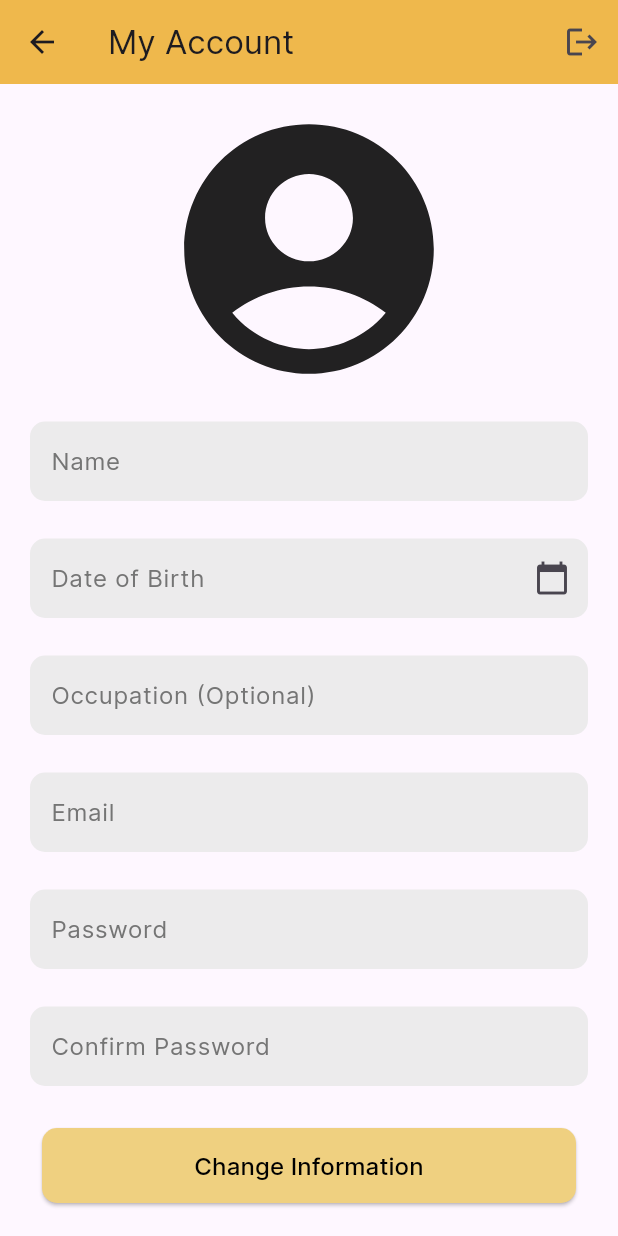
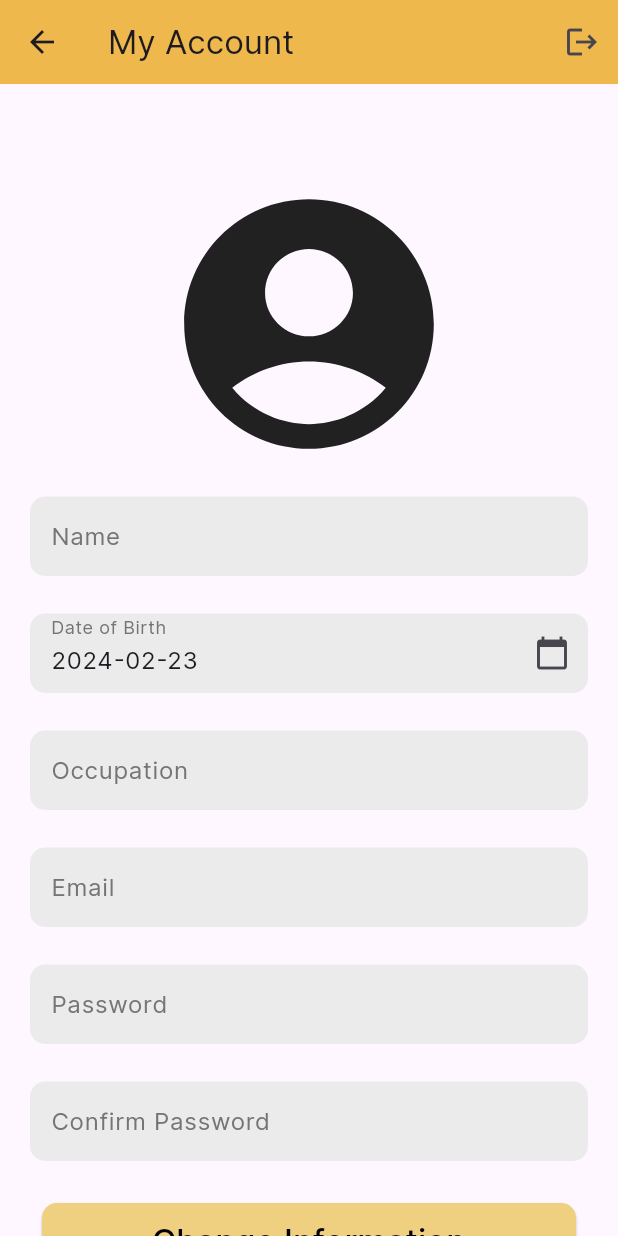
Before and after one commit to JokerZ75/Elaros-OH, a Flutter app: the screen it shows once a user with an empty profile is signed in, after a tap on the "account circle" icon, on a phone screen of 412 x 824 dp. Run offline on Flutter 3.47's test engine with Material 3 defaults, Android fonts, the phone set to English and light mode, and no system bars; our stand-ins replace cloud_firestore, firebase_auth, firebase_core, fl_chart, flutter_map, latlong2; missing offline and left inert: choice, syncfusion_flutter_maps; accounts and stored records are empty.

Commit message:
Updated account page

```diff
--- /dev/null
+++ b/occupational_health/lib/model/user.dart
@@ -0,0 +1,42 @@
+import 'package:cloud_firestore/cloud_firestore.dart';
+
+class MyUser {
+  final String uid;
+  final String email;
+  final String name;
+  final String? occupation;
+  final DateTime dateOfBirth;
+  final Timestamp timestamp;
+
+  MyUser({
+    required this.uid,
+    required this.email,
+    required this.name,
+    required this.occupation,
+    required this.dateOfBirth,
+    required this.timestamp,
+  });
+
+  Map<String, dynamic> toMap() {
+    return {
+      'uid': uid,
+      'email': email,
+      'name': name,
+      'occupation': occupation,
+      'dateOfBirth': dateOfBirth,
+      'timestamp': timestamp
+    };
+  }
+
+  factory MyUser.fromMap(Map<String, dynamic> map) {
+    return MyUser(
+      uid: map['uid'],
+      email: map['email'],
+      name: map['name'],
+      occupation: map['occupation'],
+      dateOfBirth: map['dateOfBirth'].toDate(),
+      timestamp: map['timestamp'],
+    );
+  }
+
+}
--- a/occupational_health/lib/pages/my_account_page.dart
+++ b/occupational_health/lib/pages/my_account_page.dart
@@ -1,11 +1,21 @@
-// ignore_for_file: prefer_const_literals_to_create_immutables, prefer_const_constructors
-
+import "package:cloud_firestore/cloud_firestore.dart";
+import "package:firebase_auth/firebase_auth.dart";
 import "package:flutter/material.dart";
 import "package:occupational_health/components/my_date_picker.dart";
 import "package:occupational_health/components/my_submit_button.dart";
 import "package:occupational_health/components/my_text_form_field.dart";
 import "package:occupational_health/services/Auth/auth_service.dart";
-//import "package:occupational_health/components/my_text_form_field.dart";
+import 'package:provider/provider.dart';
+
+String name = "";
+String dateOfBirth = "";
+String? occupation = "";
+String email = "";
+String password = "";
+String confirm = "";
+
+
+
 
 class MyAccountPage extends StatefulWidget {
   const MyAccountPage({Key? key}) : super(key: key);
@@ -13,6 +23,15 @@ class MyAccountPage extends StatefulWidget {
   @override
   State<StatefulWidget> createState() => _MyAccountPageState();
 }
+
+// Text Controllers
+ final TextEditingController nameController = TextEditingController();
+ final TextEditingController emailController = TextEditingController();
+ final TextEditingController dateOfBirthController = TextEditingController();
+ final TextEditingController occupationController = TextEditingController();
+ final TextEditingController passwordController = TextEditingController();
+ final TextEditingController confirmPasswordController = TextEditingController();
+ final TextEditingController _reloadController = TextEditingController();
 
 class _MyAccountPageState extends State<MyAccountPage> {
   void signOut() async {
@@ -25,13 +44,72 @@ class _MyAccountPageState extends State<MyAccountPage> {
     }
   }
 
-  // Text Controllers
-  final nameController = TextEditingController();
-  final dateOfBirthController = TextEditingController();
-  final occupationController = TextEditingController();
-  final emailController = TextEditingController();
-  final passwordController = TextEditingController();
-  final confirmPasswordController = TextEditingController();
+  bool checked = false;
+  final _formKey = GlobalKey<FormState>();
+
+  void sendInfo() async {
+    if (!checked) {
+      ScaffoldMessenger.of(context)
+          .showSnackBar(const SnackBar(content: Text("Please send")));
+    }
+
+    //Get Auth Service
+
+    final authService = Provider.of<AuthService>(context, listen: false);
+    DateTime dateOfBirth;
+    String date = dateOfBirthController.text.toString();
+    String formattedDate = date.substring(0, 20);
+    try {
+      dateOfBirth = DateTime.parse(formattedDate);
+    } catch (e) {
+      ScaffoldMessenger.of(context).showSnackBar(
+          SnackBar(content: Text("$e Please enter a valid date.")));
+      return;
+    }
+    ScaffoldMessenger.of(context)
+        .showSnackBar(SnackBar(content: Text(dateOfBirth.toString())));
+    try {
+      await authService.updateAccount(
+          emailController.text,
+          passwordController.text,
+          dateOfBirth,
+          occupationController.text,
+          nameController.text);
+    } catch (e) {
+      ScaffoldMessenger.of(context)
+          .showSnackBar(SnackBar(content: Text(e.toString())));
+    }
+  }
+
+  @override
+  void initState() {
+    // TODO: implement initState
+    super.initState();
+    setState(() {
+      AuthService _auth = AuthService();
+      _auth.getUserData().then((user) => {
+        nameController.text = user.name,
+        emailController.text = user.email,
+        dateOfBirthController.text = user.dateOfBirth.toString().substring(0,10),
+        occupationController.text = user.occupation ?? ""
+      });
+    });
+  }
+
+  //reload
+//   void reload() async {
+//     int s = int.parse(_reloadController.text); // define this hear
+//     await FirebaseFirestore.instance
+//         .collection("users")
+//         .doc(widget.)
+//         .update({"":  + s});
+
+//     setState(() {});
+// }
+
+  // void setControllers() async {
+
+  // }
 
   @override
   Widget build(BuildContext context) {
@@ -56,11 +134,16 @@ class _MyAccountPageState extends State<MyAccountPage> {
                 const EdgeInsets.symmetric(horizontal: 20.0, vertical: 10.0),
             child: Column(
               children: [
+                const SizedBox(height: 50),
                 Icon(
                   Icons.account_circle_rounded,
                   size: 200,
                 ),
                 const SizedBox(height: 15),
+                Form(
+                  key: _formKey,
+                  child: Column(
+                    children: <Widget>[
                       //name
                       MyTextFormField(
                           controller: nameController,
@@ -88,12 +171,12 @@ class _MyAccountPageState extends State<MyAccountPage> {
                       //occupation
                       MyTextFormField(
                           controller: occupationController,
-                    labelText: "Occupation (Optional)",
+                          labelText: "Occupation",
                           keyboardType: TextInputType.text,
                           obscureText: false,
                           validator: (value) {
                             if (value != occupationController.text) {
-                        return 'Please enter your occupation';
+                              return '';
                             }
                             return null;
                           }),
@@ -108,7 +191,7 @@ class _MyAccountPageState extends State<MyAccountPage> {
                           obscureText: false,
                           validator: (value) {
                             if (value == null || value.isEmpty) {
-                        return "Please enter some text";
+                              return "Please enter your email";
                             }
                             return null;
                           }),
@@ -123,7 +206,7 @@ class _MyAccountPageState extends State<MyAccountPage> {
                           obscureText: true,
                           validator: (value) {
                             if (value == null || value.isEmpty) {
-                        return "Please enter some text";
+                              return null;
                             }
                             return null;
                           }),
@@ -131,7 +214,6 @@ class _MyAccountPageState extends State<MyAccountPage> {
                       const SizedBox(height: 25),
 
                       //confirm password
-
                       MyTextFormField(
                           controller: confirmPasswordController,
                           labelText: "Confirm Password",
@@ -143,24 +225,39 @@ class _MyAccountPageState extends State<MyAccountPage> {
                             }
                             return null;
                           }),
-
+                    ],
+                  ),
+                ),
                 const SizedBox(height: 20),
                 Padding(
                   padding: const EdgeInsets.all(8),
-                    child: Expanded(
                   child: MySubmitButton(
+                    onPressed: () {
+                      if (_formKey.currentState!.validate()) {
+                        final snackBar = SnackBar(
+                          backgroundColor: const Color(0xFFEFD080),
+                          content: Container(
+                            height: 50,
+                            child: const Text(
+                              'An email has been sent to confirm your changes.',
+                              style: TextStyle(
+                                color: Colors.black,
+                              ),
+                            ),
+                          ),
+                          action: SnackBarAction(
+                            textColor: Colors.black,
+                            label: 'Close',
                             onPressed: () {},
-                      minWidth: 10,
-                      textSize: 16,
+                          ),
+                        );
+
+                        ScaffoldMessenger.of(context).showSnackBar(snackBar);
+                      }
+                    },
                     text: "Change Information",
-                    ))),
-
-                // ElevatedButton(
-                //   onPressed: (){
-                //     print ('An email has been sent to confirm your changes...');
-                //   },
-                //   child: Text("Change Information"),
-                //   ),
+                  ),
+                ),
               ],
             ),
           ),
--- a/occupational_health/lib/services/Auth/auth_service.dart
+++ b/occupational_health/lib/services/Auth/auth_service.dart
@@ -1,6 +1,7 @@
 import 'package:cloud_firestore/cloud_firestore.dart';
 import 'package:firebase_auth/firebase_auth.dart';
 import 'package:flutter/material.dart';
+import 'package:occupational_health/model/user.dart';
 
 class AuthService extends ChangeNotifier {
   // instance of FirebaseAuth
@@ -27,6 +28,26 @@ class AuthService extends ChangeNotifier {
       throw Exception(e);
     }
   } // signInWithEmailAndPassword
+
+  // Update Info
+
+  Future<void> updateAccount(String? email, String? password,
+      DateTime? dateOfBirth, String? occupation, String? name) async {
+    final FirebaseAuth _auth = FirebaseAuth.instance;
+    final FirebaseFirestore _firestore = FirebaseFirestore.instance;
+
+    try {
+      _firestore.collection('users').doc(_auth.currentUser!.uid).set({
+        'email': email,
+        'name': name,
+        'dateOfBirth': dateOfBirth,
+        'occupation': occupation,
+        'password': password,
+      }, SetOptions(merge: true));
+    } catch (e) {
+      throw Exception(e);
+    }
+  }
 
   // sign out
   Future<void> signOut() async {
@@ -63,4 +84,23 @@ class AuthService extends ChangeNotifier {
       throw Exception(e);
     }
   } // registerWithEmailAndPassword
+
+  // Get User Info
+  Future<MyUser> getUserData() async {
+    DocumentSnapshot userData;
+    try {
+      userData = await _firestore
+          .collection("users")
+          .doc(_auth.currentUser!.uid)
+          .get();
+    } catch (e) {
+      print(e);
+      MyUser empty = MyUser(uid: "", email: "error", name: "error", occupation: "error", dateOfBirth: DateTime(2022), timestamp: Timestamp.now());
+      return empty;
+    }
+
+    // Convert to map
+    MyUser  user = MyUser.fromMap(userData.data() as Map<String, dynamic>);
+    return user;
+  }
 }
```
Also changed, not shown: 3 other files. Lines whose indentation alone changed are shown as unchanged.
